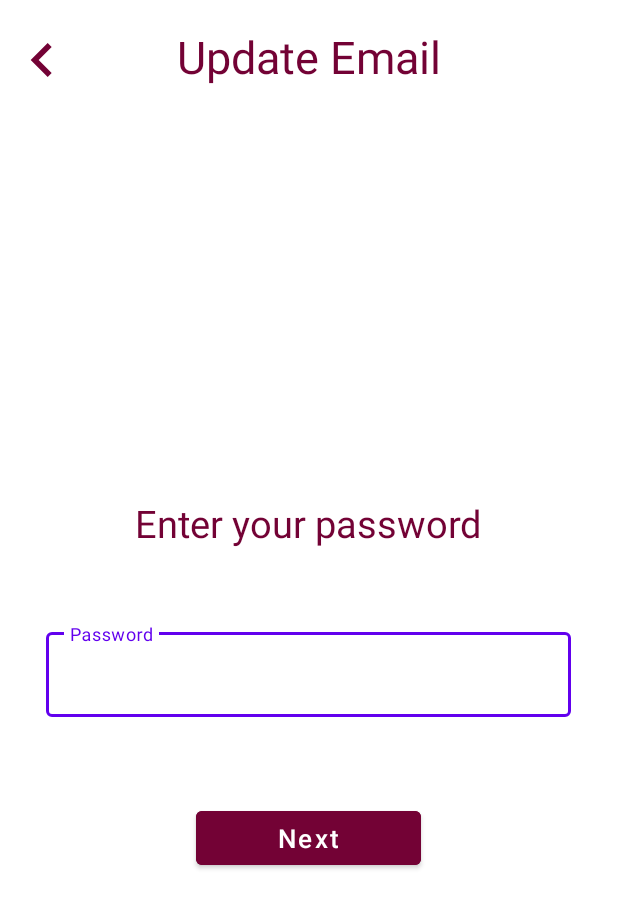
After one commit to Shamilx/VirtualGundelik, an Android app: the EmailUpdateActivity screen opened directly, with no data from a screen before it, on a phone screen of 412 x 824 dp. The commit adds this screen. Shown: the top 908 px of the screen. Run offline under Robolectric (Android 15) with nearby library versions, the phone set to English and light mode, and no system bars; our stand-ins replace Firebase (no records; nobody signed in at launch, a user with empty details on screens opened directly).

Commit message:
Update6(Demo)

```diff
--- a/app/src/main/AndroidManifest.xml
+++ b/app/src/main/AndroidManifest.xml
@@ -9,6 +9,9 @@
         android:roundIcon="@mipmap/ic_launcher_round"
         android:supportsRtl="true"
         android:theme="@style/Theme.VirtualGundelik">
+        <activity
+            android:name=".EmailUpdateActivity"
+            android:exported="true" />
         <activity
             android:name=".ProfileSettingsActivity"
             android:exported="true" />
--- /dev/null
+++ b/app/src/main/java/com/shamil/virtualgundelik/EmailUpdateActivity.java
@@ -0,0 +1,48 @@
+package com.shamil.virtualgundelik;
+
+import androidx.annotation.NonNull;
+import androidx.appcompat.app.AppCompatActivity;
+import androidx.fragment.app.FragmentTransaction;
+
+import android.os.Bundle;
+import android.view.View;
+import android.widget.FrameLayout;
+
+import com.google.android.gms.tasks.OnCompleteListener;
+import com.google.android.gms.tasks.Task;
+import com.google.android.material.button.MaterialButton;
+import com.google.android.material.textfield.TextInputEditText;
+import com.google.firebase.auth.AuthResult;
+import com.google.firebase.auth.FirebaseAuth;
+
+public class EmailUpdateActivity extends AppCompatActivity {
+
+    FirebaseAuth Auth;
+
+    @Override
+    protected void onCreate(Bundle savedInstanceState) {
+        super.onCreate(savedInstanceState);
+        setContentView(R.layout.activity_email_update);
+
+        FragmentTransaction fr = getSupportFragmentManager().beginTransaction();
+        fr.replace(R.id.frame_layout_email_update, new UpdateEmailGetPasswordFragment());
+        fr.commit();
+    }
+
+    /*
+    private void init() {
+        MaterialButton button = findViewById(R.id.email_update_next);
+        TextInputEditText editText = findViewById(R.id.email_update_password);
+
+        Auth = FirebaseAuth.getInstance();
+
+        button.setOnClickListener(view -> {
+            Auth.signInWithEmailAndPassword(Auth.getCurrentUser().getEmail(),editText.getText().toString()).addOnCompleteListener(task -> {
+                if(task.isSuccessful()) {
+                    Auth.getCurrentUser().updateEmail()
+                }
+            });
+        });
+    }
+     */
+}
--- /dev/null
+++ b/app/src/main/java/com/shamil/virtualgundelik/UpdateEmailGetPasswordFragment.java
@@ -0,0 +1,64 @@
+package com.shamil.virtualgundelik;
+
+import android.os.Bundle;
+
+import androidx.fragment.app.Fragment;
+
+import android.view.LayoutInflater;
+import android.view.View;
+import android.view.ViewGroup;
+
+/**
+ * A simple {@link Fragment} subclass.
+ * Use the {@link UpdateEmailGetPasswordFragment#newInstance} factory method to
+ * create an instance of this fragment.
+ */
+public class UpdateEmailGetPasswordFragment extends Fragment {
+
+    // TODO: Rename parameter arguments, choose names that match
+    // the fragment initialization parameters, e.g. ARG_ITEM_NUMBER
+    private static final String ARG_PARAM1 = "param1";
+    private static final String ARG_PARAM2 = "param2";
+
+    // TODO: Rename and change types of parameters
+    private String mParam1;
+    private String mParam2;
+
+    public UpdateEmailGetPasswordFragment() {
+        // Required empty public constructor
+    }
+
+    /**
+     * Use this factory method to create a new instance of
+     * this fragment using the provided parameters.
+     *
+     * @param param1 Parameter 1.
+     * @param param2 Parameter 2.
+     * @return A new instance of fragment UpdateEmailGetPasswordFragment.
+     */
+    // TODO: Rename and change types and number of parameters
+    public static UpdateEmailGetPasswordFragment newInstance(String param1, String param2) {
+        UpdateEmailGetPasswordFragment fragment = new UpdateEmailGetPasswordFragment();
+        Bundle args = new Bundle();
+        args.putString(ARG_PARAM1, param1);
+        args.putString(ARG_PARAM2, param2);
+        fragment.setArguments(args);
+        return fragment;
+    }
+
+    @Override
+    public void onCreate(Bundle savedInstanceState) {
+        super.onCreate(savedInstanceState);
+        if (getArguments() != null) {
+            mParam1 = getArguments().getString(ARG_PARAM1);
+            mParam2 = getArguments().getString(ARG_PARAM2);
+        }
+    }
+
+    @Override
+    public View onCreateView(LayoutInflater inflater, ViewGroup container,
+                             Bundle savedInstanceState) {
+        // Inflate the layout for this fragment
+        return inflater.inflate(R.layout.fragment_update_email_get_password, container, false);
+    }
+}
--- /dev/null
+++ b/app/src/main/res/layout/activity_email_update.xml
@@ -0,0 +1,56 @@
+<?xml version="1.0" encoding="utf-8"?>
+<androidx.constraintlayout.widget.ConstraintLayout xmlns:android="http://schemas.android.com/apk/res/android"
+    xmlns:app="http://schemas.android.com/apk/res-auto"
+    xmlns:tools="http://schemas.android.com/tools"
+    android:layout_width="match_parent"
+    android:layout_height="match_parent"
+    tools:context=".EmailUpdateActivity">
+
+    <RelativeLayout
+        android:id="@+id/relativeLayout"
+        android:layout_width="match_parent"
+        android:layout_height="wrap_content"
+        android:orientation="horizontal"
+        app:layout_constraintBottom_toBottomOf="parent"
+        app:layout_constraintEnd_toEndOf="parent"
+        app:layout_constraintHorizontal_bias="0.0"
+        app:layout_constraintStart_toStartOf="parent"
+        app:layout_constraintTop_toTopOf="parent"
+        app:layout_constraintVertical_bias="0.022">
+
+        <ImageButton
+            android:id="@+id/backProfileSettingsButton"
+            android:layout_width="45dp"
+            android:layout_height="45dp"
+            android:layout_centerVertical="true"
+            android:layout_marginStart="5dp"
+            android:background="@color/transparent"
+            android:contentDescription="GoBack"
+            android:scaleType="fitCenter"
+            android:src="@drawable/ic_chevron_left_black_24dp"
+            app:layout_constraintBottom_toBottomOf="parent"
+            app:layout_constraintEnd_toEndOf="parent"
+            app:layout_constraintHorizontal_bias="0.043"
+            app:layout_constraintStart_toStartOf="parent"
+            app:layout_constraintTop_toTopOf="parent"
+            app:layout_constraintVertical_bias="0.042"
+            app:tint="#730235" />
+
+        <TextView
+            android:layout_width="wrap_content"
+            android:layout_height="wrap_content"
+            android:layout_centerHorizontal="true"
+            android:text="@string/update_email"
+            android:textColor="#730235"
+            android:textSize="30sp" />
+    </RelativeLayout>
+
+    <FrameLayout
+        android:id="@+id/frame_layout_email_update"
+        android:layout_width="match_parent"
+        android:layout_height="0dp"
+        app:layout_constraintBottom_toBottomOf="parent"
+        app:layout_constraintEnd_toEndOf="parent"
+        app:layout_constraintStart_toStartOf="parent"
+        app:layout_constraintTop_toBottomOf="@+id/relativeLayout" />
+</androidx.constraintlayout.widget.ConstraintLayout>
--- a/app/src/main/res/layout/activity_login.xml
+++ b/app/src/main/res/layout/activity_login.xml
@@ -13,7 +13,7 @@
         android:layout_marginTop="30dp"
         android:layout_marginBottom="78dp"
         android:text="@string/sign_in_text"
-        android:textColor="#431B3F"
+        android:textColor="#C51162"
         android:textSize="30sp"
         android:textStyle="italic"
         android:typeface="sans"
--- a/app/src/main/res/layout/activity_profile_settings.xml
+++ b/app/src/main/res/layout/activity_profile_settings.xml
@@ -34,8 +34,8 @@
 
     <ImageButton
         android:id="@+id/backProfileSettingsButton"
-        android:layout_width="30dp"
-        android:layout_height="30dp"
+        android:layout_width="45dp"
+        android:layout_height="45dp"
         android:background="@color/transparent"
         android:src="@drawable/ic_chevron_left_black_24dp"
         android:scaleType="fitCenter"
--- a/app/src/main/res/layout/fragment_search_result.xml
+++ b/app/src/main/res/layout/fragment_search_result.xml
@@ -169,8 +169,8 @@
 
     <ImageButton
         android:id="@+id/backProfileSettingsButton"
-        android:layout_width="30dp"
-        android:layout_height="30dp"
+        android:layout_width="45dp"
+        android:layout_height="45dp"
         android:background="@color/transparent"
         android:src="@drawable/ic_chevron_left_black_24dp"
         android:scaleType="fitCenter"
--- /dev/null
+++ b/app/src/main/res/layout/fragment_update_email_get_password.xml
@@ -0,0 +1,64 @@
+<?xml version="1.0" encoding="utf-8"?>
+<androidx.constraintlayout.widget.ConstraintLayout xmlns:android="http://schemas.android.com/apk/res/android"
+    xmlns:app="http://schemas.android.com/apk/res-auto"
+    xmlns:tools="http://schemas.android.com/tools"
+    android:layout_width="match_parent"
+    android:layout_height="match_parent"
+    tools:context=".UpdateEmailGetPasswordFragment">
+
+    <TextView
+        android:id="@+id/textView4"
+        android:layout_width="wrap_content"
+        android:layout_height="wrap_content"
+        android:text="@string/provide_email_adress"
+        android:textColor="#730235"
+        android:textSize="25sp"
+        app:layout_constraintBottom_toBottomOf="parent"
+        app:layout_constraintEnd_toEndOf="parent"
+        app:layout_constraintHorizontal_bias="0.497"
+        app:layout_constraintStart_toStartOf="parent"
+        app:layout_constraintTop_toTopOf="parent"
+        app:layout_constraintVertical_bias="0.37" />
+
+    <com.google.android.material.textfield.TextInputLayout
+        android:id="@+id/textInputLayout2"
+        style="@style/Widget.MaterialComponents.TextInputLayout.OutlinedBox"
+        android:layout_width="350dp"
+        android:layout_height="wrap_content"
+        android:hint="@string/edit_text_hint2"
+        app:layout_constraintBottom_toBottomOf="parent"
+        app:layout_constraintEnd_toEndOf="parent"
+        app:layout_constraintHorizontal_bias="0.491"
+        app:layout_constraintStart_toStartOf="parent"
+        app:layout_constraintTop_toBottomOf="@+id/textView4"
+        app:layout_constraintVertical_bias="0.126">
+
+        <com.google.android.material.textfield.TextInputEditText
+            android:id="@+id/email_update_password"
+            android:layout_width="match_parent"
+            android:layout_height="match_parent"
+            android:inputType="textPassword"
+            android:maxLength="30"
+            android:maxLines="1"
+            android:scrollHorizontally="true"
+            android:textColorHint="#78909C" />
+
+    </com.google.android.material.textfield.TextInputLayout>
+
+    <com.google.android.material.button.MaterialButton
+        android:id="@+id/email_update_next"
+        android:layout_width="150dp"
+        android:layout_height="wrap_content"
+        android:hint="@string/verified"
+        android:textColorHint="@color/white"
+        android:backgroundTint="#730235"
+        android:textSize="17sp"
+        app:layout_constraintBottom_toBottomOf="parent"
+        app:layout_constraintEnd_toEndOf="parent"
+        app:layout_constraintHorizontal_bias="0.498"
+        app:layout_constraintStart_toStartOf="parent"
+        app:layout_constraintTop_toBottomOf="@+id/textInputLayout2"
+        app:layout_constraintVertical_bias="0.19" />
+
+
+</androidx.constraintlayout.widget.ConstraintLayout>
--- a/app/src/main/res/values/strings.xml
+++ b/app/src/main/res/values/strings.xml
@@ -60,4 +60,6 @@
     <string name="search_fragment_seterror1">Please give an ID to search!</string>
     <string name="search_fragment_seterror2">ID can not start with 0!</string>
     <string name="search_fragment_seterror3">We couldn\'t find any user with this ID!</string>
+    <string name="update_email">Update Email</string>
+    <string name="provide_email_adress">Enter your password</string>
 </resources>
```
Also changed, not shown: app/src/main/java/com/shamil/virtualgundelik/LogInActivity.java (+7 -3 lines), app/src/main/java/com/shamil/virtualgundelik/ProfileSettingsActivity.java (+19 -10 lines), app/src/main/java/com/shamil/virtualgundelik/SearchFragment.java (+0 -14 lines), app/src/main/java/com/shamil/virtualgundelik/UpdateEmailGetEmailFragment.java (added, +64 -0 lines), app/src/main/res/layout/fragment_update_email_get_email.xml (added, +14 -0 lines), 1 other file.
